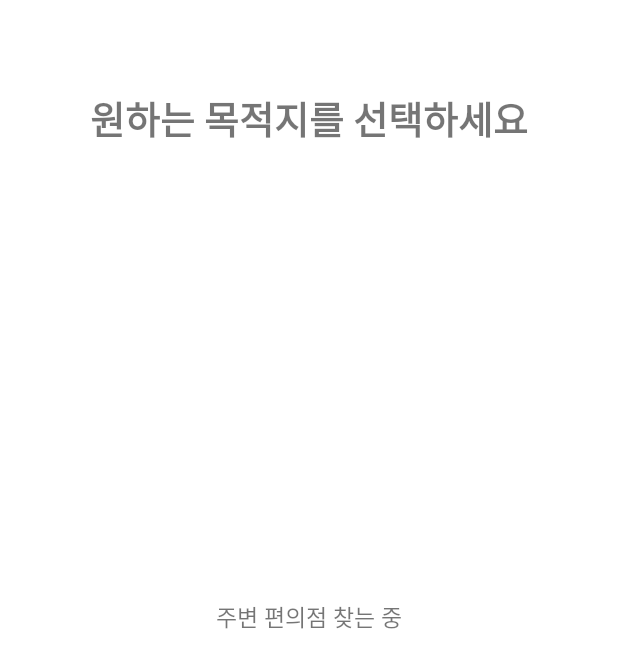
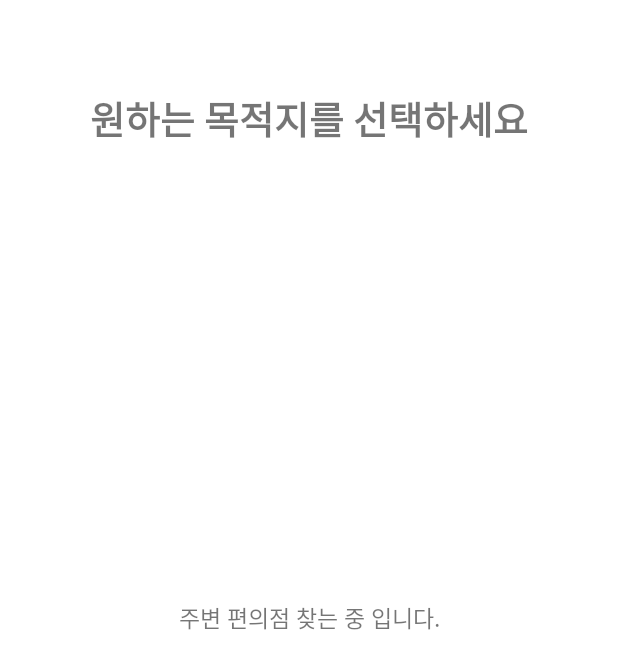
Before and after one commit to taeminHan/capstone, an Android app: the SearchMap screen opened directly, with no data from a screen before it, on a phone screen of 412 x 824 dp. Shown: the top 669 px of the screen. Run offline under Robolectric (Android 15) with nearby library versions, the light colour scheme and no system bars; libraries missing offline, so code that uses them is left out: com.skt; 9 statements that could not run were skipped.

Commit message:
보이스어시스턴트 버튼클릭시 무슨 기능인지 설명 추가, 버그수정

```diff
--- a/Capstone/app/src/main/java/com/cap/withsullivan/SearchMap.kt
+++ b/Capstone/app/src/main/java/com/cap/withsullivan/SearchMap.kt
@@ -84,7 +84,7 @@ class SearchMap : AppCompatActivity(), TMapGpsManager.onLocationChangedCallback
         tmapgps!!.setProvider(TMapGpsManager.NETWORK_PROVIDER) //네트워크 기반의 위치탐색
         tmapgps!!.OpenGps()
 
-        binding.Select1.setOnClickListener {
+        binding.Text1.setOnClickListener {
             val intent = Intent(applicationContext, MapActivity::class.java)
             choice = 0
             Toast.makeText(this, scanname_list[choice], Toast.LENGTH_SHORT).show()
@@ -92,7 +92,7 @@ class SearchMap : AppCompatActivity(), TMapGpsManager.onLocationChangedCallback
             finish()
         }
 
-        binding.Select2.setOnClickListener {
+        binding.Text2.setOnClickListener {
             val intent = Intent(applicationContext, MapActivity::class.java)
             choice = 1
             Toast.makeText(this, scanname_list[choice], Toast.LENGTH_SHORT).show()
@@ -100,7 +100,7 @@ class SearchMap : AppCompatActivity(), TMapGpsManager.onLocationChangedCallback
             finish()
         }
 
-        binding.Select3.setOnClickListener {
+        binding.Text3.setOnClickListener {
             val intent = Intent(applicationContext, MapActivity::class.java)
             choice = 2
             Toast.makeText(this, scanname_list[choice], Toast.LENGTH_SHORT).show()
@@ -108,7 +108,7 @@ class SearchMap : AppCompatActivity(), TMapGpsManager.onLocationChangedCallback
             finish()
         }
 
-        binding.Select4.setOnClickListener {
+        binding.Text4.setOnClickListener {
             val intent = Intent(applicationContext, MapActivity::class.java)
             choice = 3
             Toast.makeText(this, scanname_list[choice], Toast.LENGTH_SHORT).show()
@@ -146,6 +146,10 @@ class SearchMap : AppCompatActivity(), TMapGpsManager.onLocationChangedCallback
         binding.Select2.visibility = View.VISIBLE
         binding.Select3.visibility = View.VISIBLE
         binding.Select4.visibility = View.VISIBLE
+        binding.Text1.visibility = View.VISIBLE
+        binding.Text2.visibility = View.VISIBLE
+        binding.Text3.visibility = View.VISIBLE
+        binding.Text4.visibility = View.VISIBLE
 
         val tmapdata = TMapData()
         val point = tmapview!!.centerPoint
--- a/Capstone/app/src/main/res/layout/activity_detect.xml
+++ b/Capstone/app/src/main/res/layout/activity_detect.xml
@@ -20,11 +20,11 @@
 
     <ImageButton
         android:id="@+id/btn_convert"
-        android:layout_width="67dp"
-        android:layout_height="67dp"
+        android:contentDescription="촬영"
+        android:layout_width="100dp"
+        android:layout_height="100dp"
         android:layout_gravity="center_horizontal|bottom"
         android:background="#00000000"
-        android:contentDescription="@string/camera"
         android:scaleType="fitCenter"
         app:layout_constraintBottom_toBottomOf="parent"
         app:layout_constraintEnd_toEndOf="parent"
--- a/Capstone/app/src/main/res/layout/activity_menu.xml
+++ b/Capstone/app/src/main/res/layout/activity_menu.xml
@@ -12,6 +12,7 @@
     <Button
         android:id="@+id/mapbutton"
         style="?android:attr/borderlessButtonStyle"
+        android:contentDescription="가까운 편의점을 찾아주는 기능."
         android:layout_width="277dp"
         android:layout_height="120dp"
         android:background="@drawable/button_2"
@@ -43,6 +44,7 @@
     <Button
         android:id="@+id/drink_mode_button"
         style="?android:attr/borderlessButtonStyle"
+        android:contentDescription="원하는 음료를 말씀하면 상품을 찾아주는 기능."
         android:layout_width="277dp"
         android:layout_height="120dp"
         android:background="@drawable/button_2"
@@ -59,6 +61,7 @@
     <Button
         android:id="@+id/detectmodebutton"
         style="?android:attr/borderlessButtonStyle"
+        android:contentDescription="카메라를 사용하여 상품 인식을 도와주는 기능."
         android:layout_width="277dp"
         android:layout_height="120dp"
         android:background="@drawable/button_2"
--- a/Capstone/app/src/main/res/layout/activity_search_map.xml
+++ b/Capstone/app/src/main/res/layout/activity_search_map.xml
@@ -21,7 +21,7 @@
         app:layout_constraintTop_toTopOf="parent"
         app:layout_constraintVertical_bias="0.070" />
 
-    <ImageButton
+    <ImageView
         android:visibility="invisible"
         android:id="@+id/Select_1"
         android:layout_width="380dp"
@@ -38,6 +38,7 @@
         app:layout_constraintVertical_bias="0.220" />
 
     <TextView
+        android:visibility="invisible"
         android:id="@+id/Text1"
         android:layout_width="300dp"
         android:layout_height="100dp"
@@ -53,7 +54,7 @@
         app:layout_constraintTop_toTopOf="parent"
         app:layout_constraintVertical_bias="0.225" />
 
-    <ImageButton
+    <ImageView
         android:visibility="invisible"
         android:id="@+id/Select_2"
         android:layout_width="380dp"
@@ -70,6 +71,7 @@
         app:layout_constraintVertical_bias="0.450" />
 
     <TextView
+        android:visibility="invisible"
         android:id="@+id/Text2"
         android:layout_width="300dp"
         android:layout_height="100dp"
@@ -85,7 +87,7 @@
         app:layout_constraintTop_toTopOf="parent"
         app:layout_constraintVertical_bias="0.450" />
 
-    <ImageButton
+    <ImageView
         android:visibility="invisible"
         android:id="@+id/Select_3"
         android:layout_width="380dp"
@@ -102,6 +104,7 @@
         app:layout_constraintVertical_bias="0.680" />
 
     <TextView
+        android:visibility="invisible"
         android:id="@+id/Text3"
         android:layout_width="300dp"
         android:layout_height="100dp"
@@ -117,7 +120,7 @@
         app:layout_constraintTop_toTopOf="parent"
         app:layout_constraintVertical_bias="0.670" />
 
-    <ImageButton
+    <ImageView
         android:visibility="invisible"
         android:id="@+id/Select_4"
         android:layout_width="380dp"
@@ -134,6 +137,7 @@
         app:layout_constraintVertical_bias="0.910" />
 
     <TextView
+        android:visibility="invisible"
         android:id="@+id/Text4"
         android:layout_width="300dp"
         android:layout_height="100dp"
@@ -151,10 +155,10 @@
 
     <TextView
         android:id="@+id/Loading"
-        android:layout_width="300dp"
-        android:layout_height="50dp"
-        android:layout_marginEnd="56dp"
-        android:text="주변 편의점 찾는 중"
+        android:layout_width="380dp"
+        android:layout_height="500dp"
+        android:layout_marginEnd="16dp"
+        android:text="주변 편의점 찾는 중 입니다."
         android:fontFamily="@font/nanumgothic"
         android:gravity="center"
         android:textSize="15sp"
@@ -163,6 +167,6 @@
         app:layout_constraintLeft_toLeftOf="parent"
         app:layout_constraintRight_toRightOf="parent"
         app:layout_constraintTop_toTopOf="parent"
-        app:layout_constraintVertical_bias="0.499" />
+        app:layout_constraintVertical_bias="0.500" />
 
 </androidx.constraintlayout.widget.ConstraintLayout>
--- a/Capstone/app/src/main/res/layout/activity_voicesearch.xml
+++ b/Capstone/app/src/main/res/layout/activity_voicesearch.xml
@@ -45,6 +45,7 @@
 
     <ImageButton
         android:id="@+id/Voice"
+        android:contentDescription="버튼을 클릭하여 원하는 음료를 말씀 하세요."
         android:layout_width="220dp"
         android:layout_height="220dp"
         android:layout_marginEnd="96dp"
```
Also changed, not shown: Capstone/app/src/main/java/com/cap/withsullivan/MapActivity.kt (+0 -16 lines), Capstone/app/src/main/res/layout/activity_map.xml (+4 -4 lines).
